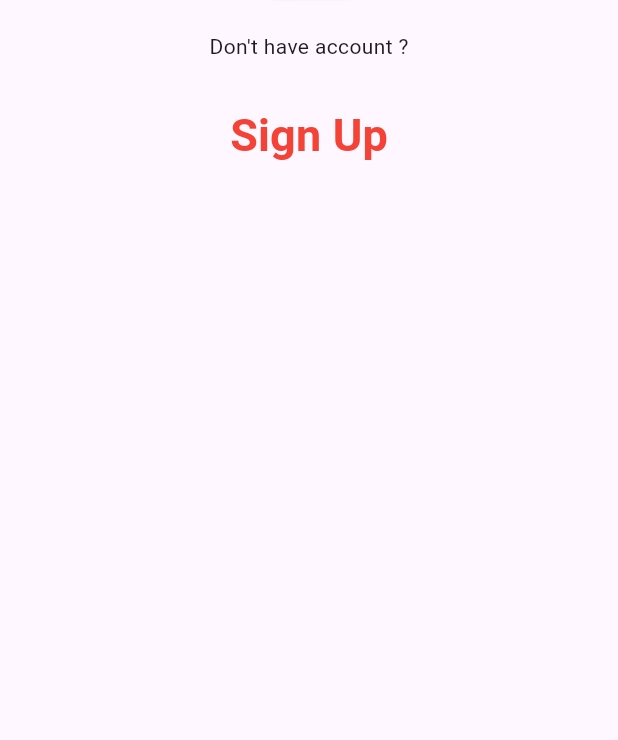
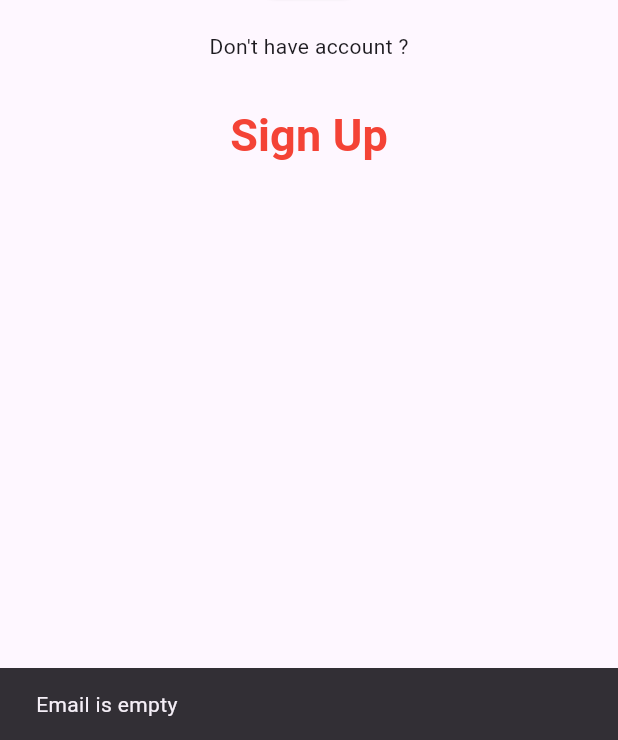
Before and after one commit to AbRehman536/Flutter_sec_7, a Flutter app: the screen it shows after launch, after a tap on "Login", on a phone screen of 412 x 824 dp, the part 496-1236 px from its top. Run offline on Flutter 3.47's test engine with Material 3 defaults, Android fonts, the light colour scheme and no system bars.

Commit message:
Login Validation done

```diff
--- /dev/null
+++ b/lib/login_screen_validation.dart
@@ -0,0 +1,85 @@
+import 'package:flutter/material.dart';
+
+class LoginScreenValidation extends StatefulWidget {
+  const LoginScreenValidation({super.key});
+
+  @override
+  State<LoginScreenValidation> createState() => _LoginScreenValidationState();
+}
+
+class _LoginScreenValidationState extends State<LoginScreenValidation> {
+  TextEditingController emailController = TextEditingController();
+  TextEditingController passwordController = TextEditingController();
+
+  @override
+  Widget build(BuildContext context) {
+    return Scaffold(
+      appBar: AppBar(
+        leading: Icon(Icons.arrow_back_ios),
+        title: Text("Login"),
+        centerTitle: true,
+        actions: [Icon(Icons.settings)],
+        backgroundColor: Colors.lightBlueAccent,
+      ),
+      body: Column(children: [
+        SizedBox(height: 20,),
+        Text("Welcome to Login Page",style: TextStyle(fontSize: 20),),
+        SizedBox(height: 20,),
+        TextField(
+          controller: emailController,
+          decoration: InputDecoration(
+            label: Text("Email"),
+            hintText: 'abdullah@gmail.com',
+            prefixIcon: Icon(Icons.email),
+            suffixIcon: Icon(Icons.account_balance),
+            border: OutlineInputBorder(
+              borderRadius: BorderRadius.circular(20),
+              borderSide: BorderSide(width: 5),
+            )
+          ),
+        ),
+        SizedBox(height: 20,),
+        TextField(
+          controller: passwordController,
+         decoration: InputDecoration(
+           label: Text("Passowrd"),
+           hintText: '123456789',
+           prefix: Icon(Icons.lock),
+           suffix: Icon(Icons.visibility),
+           border: OutlineInputBorder(
+             borderRadius: BorderRadius.circular(10),
+           )
+
+         ),
+        ),
+        SizedBox(height: 20,),
+        ElevatedButton(onPressed: (){
+          if(emailController.text.isEmpty){
+            ScaffoldMessenger.of(context).showSnackBar(
+                SnackBar(content: Text("Email is empty")));
+            return;
+          }
+          if(passwordController.text.isEmpty){
+            ScaffoldMessenger.of(context).showSnackBar(
+                SnackBar(content: Text("Password is empty")));
+            return;
+          }
+          if(passwordController.text.length < 8){
+            ScaffoldMessenger.of(context).showSnackBar(
+                SnackBar(content: Text("Password must be more than 8 digits")));
+            return;
+          }
+        }, child: Text("Login")),
+        SizedBox(height: 20,),
+        Text("Don't have account ?"),
+        SizedBox(height: 20,),
+        TextButton(onPressed: (){}, child: Text("Sign Up",style: TextStyle(
+          fontSize: 30,
+          color: Colors.red,
+          fontWeight: FontWeight.w700,
+        ),))
+
+      ],),
+    );
+  }
+}
--- a/lib/main.dart
+++ b/lib/main.dart
@@ -3,6 +3,7 @@ import 'package:flutter_sec_7/Fab.dart';
 import 'package:flutter_sec_7/app_bar_demo.dart';
 import 'package:flutter_sec_7/asset_image.dart';
 import 'package:flutter_sec_7/login_screen.dart';
+import 'package:flutter_sec_7/login_screen_validation.dart';
 import 'package:flutter_sec_7/nested_row_column.dart';
 import 'package:flutter_sec_7/network_image.dart';
 import 'package:flutter_sec_7/row_column.dart';
@@ -38,7 +39,7 @@ class MyApp extends StatelessWidget {
         colorScheme: ColorScheme.fromSeed(seedColor: Colors.deepPurple),
         useMaterial3: true,
       ),
-      home: LoginScreen(),
+      home: LoginScreenValidation(),
     );
   }
 }
```
